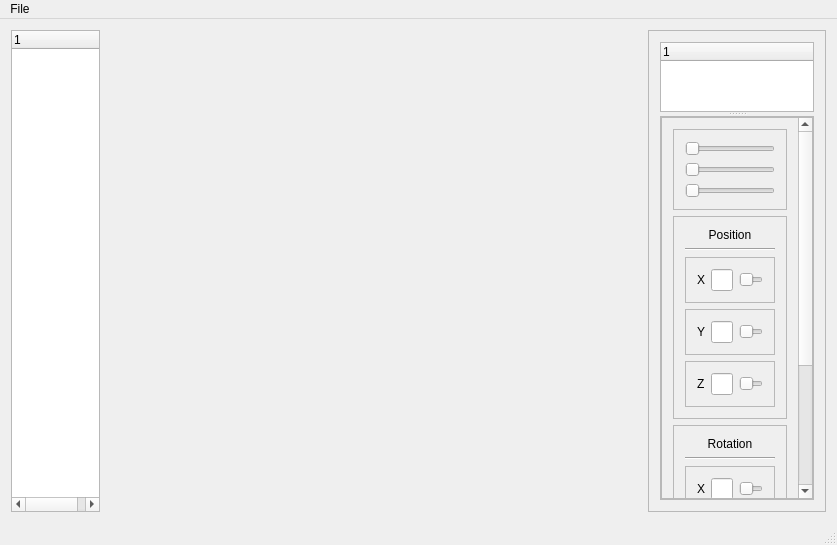
Above: apps/editor_qt/editor/mainwindow.ui from Jakub-Ciecierski/InfinityCAD before the change. Below: the same form after it.
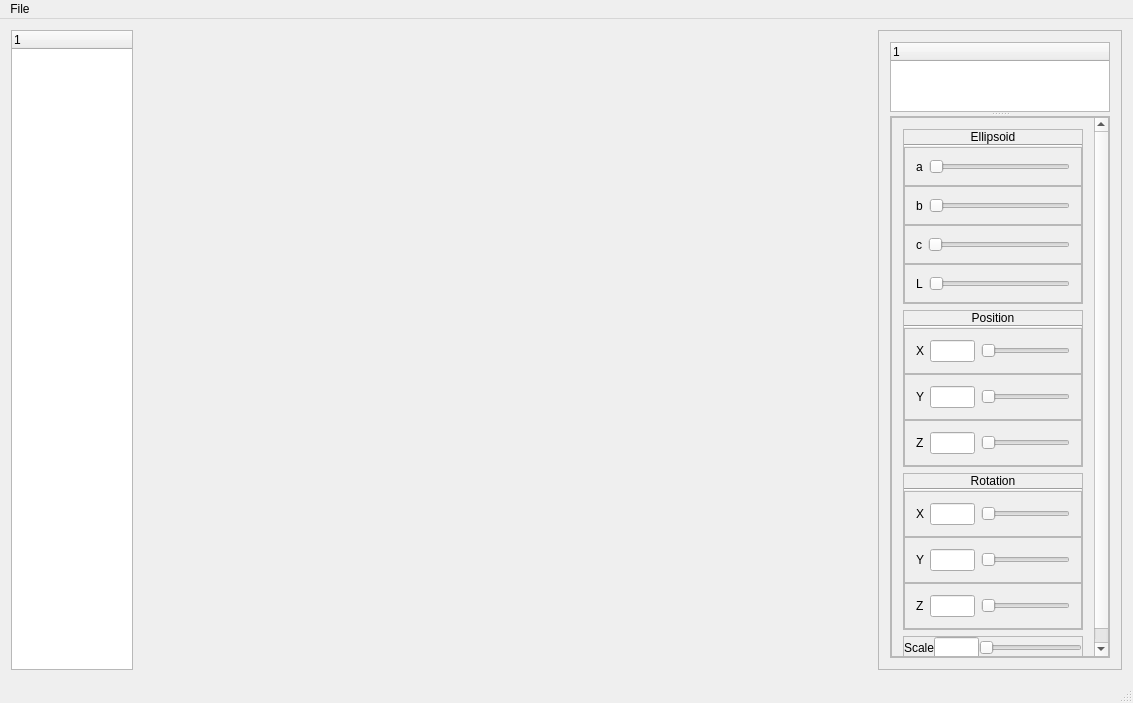
That is the form after the change. Custom widgets are drawn as their Qt base class.

The edit to the form file:
```diff
--- a/apps/editor_qt/editor/mainwindow.ui
+++ b/apps/editor_qt/editor/mainwindow.ui
@@ -6,8 +6,8 @@
    <rect>
     <x>0</x>
     <y>0</y>
-    <width>837</width>
-    <height>545</height>
+    <width>1133</width>
+    <height>703</height>
    </rect>
   </property>
   <property name="windowTitle">
@@ -112,8 +112,8 @@
                <rect>
                 <x>0</x>
                 <y>0</y>
-                <width>145</width>
-                <height>626</height>
+                <width>205</width>
+                <height>623</height>
                </rect>
               </property>
               <layout class="QVBoxLayout" name="verticalLayout_5">
@@ -126,25 +126,185 @@
                   <enum>QFrame::Raised</enum>
                  </property>
                  <layout class="QVBoxLayout" name="verticalLayout_6">
+                  <property name="spacing">
+                   <number>0</number>
+                  </property>
+                  <property name="leftMargin">
+                   <number>0</number>
+                  </property>
+                  <property name="topMargin">
+                   <number>0</number>
+                  </property>
+                  <property name="rightMargin">
+                   <number>0</number>
+                  </property>
+                  <property name="bottomMargin">
+                   <number>0</number>
+                  </property>
                   <item>
-                   <widget class="QSlider" name="ellipsoidARadiusSlider">
-                    <property name="orientation">
-                     <enum>Qt::Horizontal</enum>
+                   <widget class="QLabel" name="ellipsoidPropertiesLabel">
+                    <property name="text">
+                     <string>Ellipsoid</string>
                     </property>
+                    <property name="alignment">
+                     <set>Qt::AlignCenter</set>
+                    </property>
                    </widget>
                   </item>
                   <item>
-                   <widget class="QSlider" name="ellipsoidBRadiusSlider">
+                   <widget class="Line" name="line_3">
                     <property name="orientation">
                      <enum>Qt::Horizontal</enum>
                     </property>
                    </widget>
                   </item>
                   <item>
-                   <widget class="QSlider" name="ellipsoidCRadiusSlider">
-                    <property name="orientation">
-                     <enum>Qt::Horizontal</enum>
+                   <widget class="QFrame" name="ellipsoidARadiusFrame">
+                    <property name="sizePolicy">
+                     <sizepolicy hsizetype="Preferred" vsizetype="Preferred">
+                      <horstretch>5</horstretch>
+                      <verstretch>5</verstretch>
+                     </sizepolicy>
                     </property>
+                    <property name="frameShape">
+                     <enum>QFrame::StyledPanel</enum>
+                    </property>
+                    <property name="frameShadow">
+                     <enum>QFrame::Raised</enum>
+                    </property>
+                    <layout class="QHBoxLayout" name="horizontalLayout_9">
+                     <item>
+                      <widget class="QLabel" name="ellipsoidARadiusLabel">
+                       <property name="maximumSize">
+                        <size>
+                         <width>15</width>
+                         <height>15</height>
+                        </size>
+                       </property>
+                       <property name="text">
+                        <string>a</string>
+                       </property>
+                      </widget>
+                     </item>
+                     <item>
+                      <widget class="QSlider" name="ellipsoidARadiusSlider">
+                       <property name="maximum">
+                        <number>99</number>
+                       </property>
+                       <property name="orientation">
+                        <enum>Qt::Horizontal</enum>
+                       </property>
+                      </widget>
+                     </item>
+                    </layout>
+                   </widget>
+                  </item>
+                  <item>
+                   <widget class="QFrame" name="ellipsoidBRadiusFrame">
+                    <property name="sizePolicy">
+                     <sizepolicy hsizetype="Preferred" vsizetype="Preferred">
+                      <horstretch>5</horstretch>
+                      <verstretch>5</verstretch>
+                     </sizepolicy>
+                    </property>
+                    <property name="frameShape">
+                     <enum>QFrame::StyledPanel</enum>
+                    </property>
+                    <property name="frameShadow">
+                     <enum>QFrame::Raised</enum>
+                    </property>
+                    <layout class="QHBoxLayout" name="horizontalLayout_10">
+                     <item>
+                      <widget class="QLabel" name="ellipsoidBRadiusLabel">
+                       <property name="maximumSize">
+                        <size>
+                         <width>15</width>
+                         <height>15</height>
+                        </size>
+                       </property>
+                       <property name="text">
+                        <string>b</string>
+                       </property>
+                      </widget>
+                     </item>
+                     <item>
+                      <widget class="QSlider" name="ellipsoidBRadiusSlider">
+                       <property name="orientation">
+                        <enum>Qt::Horizontal</enum>
+                       </property>
+                      </widget>
+                     </item>
+                    </layout>
+                   </widget>
+                  </item>
+                  <item>
+                   <widget class="QFrame" name="ellipsoidCRadiusFrame">
+                    <property name="sizePolicy">
+                     <sizepolicy hsizetype="Preferred" vsizetype="Preferred">
+                      <horstretch>5</horstretch>
+                      <verstretch>5</verstretch>
+                     </sizepolicy>
+                    </property>
+                    <property name="frameShape">
+                     <enum>QFrame::StyledPanel</enum>
+                    </property>
+                    <property name="frameShadow">
+                     <enum>QFrame::Raised</enum>
+                    </property>
+                    <layout class="QHBoxLayout" name="horizontalLayout_11">
+                     <item>
+                      <widget class="QLabel" name="ellipsoidCRadiusLabel">
+                       <property name="maximumSize">
+                        <size>
+                         <width>15</width>
+                         <height>15</height>
+                        </size>
+                       </property>
+                       <property name="text">
+                        <string>c</string>
+                       </property>
+                      </widget>
+                     </item>
+                     <item>
+                      <widget class="QSlider" name="ellipsoidCRadiusSlider">
+                       <property name="orientation">
+                        <enum>Qt::Horizontal</enum>
+                       </property>
+                      </widget>
+                     </item>
+                    </layout>
+                   </widget>
+                  </item>
+                  <item>
+                   <widget class="QFrame" name="rayLightIntensityFrame">
+                    <property name="frameShape">
+                     <enum>QFrame::StyledPanel</enum>
+                    </property>
+                    <property name="frameShadow">
+                     <enum>QFrame::Raised</enum>
+                    </property>
+                    <layout class="QHBoxLayout" name="horizontalLayout_12">
+                     <item>
+                      <widget class="QLabel" name="rayLightIntensityLabel">
+                       <property name="maximumSize">
+                        <size>
+                         <width>15</width>
+                         <height>15</height>
+                        </size>
+                       </property>
+                       <property name="text">
+                        <string>L</string>
+                       </property>
+                      </widget>
+                     </item>
+                     <item>
+                      <widget class="QSlider" name="rayLightIntensitySlider">
+                       <property name="orientation">
+                        <enum>Qt::Horizontal</enum>
+                       </property>
+                      </widget>
+                     </item>
+                    </layout>
                    </widget>
                   </item>
                  </layout>
@@ -168,6 +328,21 @@
                   <number>1</number>
                  </property>
                  <layout class="QVBoxLayout" name="verticalLayout_3">
+                  <property name="spacing">
+                   <number>0</number>
+                  </property>
+                  <property name="leftMargin">
+                   <number>0</number>
+                  </property>
+                  <property name="topMargin">
+                   <number>0</number>
+                  </property>
+                  <property name="rightMargin">
+                   <number>0</number>
+                  </property>
+                  <property name="bottomMargin">
+                   <number>0</number>
+                  </property>
                   <item>
                    <widget class="QLabel" name="positionLabel">
                     <property name="sizePolicy">
@@ -347,6 +522,21 @@
                   <enum>QFrame::Raised</enum>
                  </property>
                  <layout class="QVBoxLayout" name="verticalLayout_4">
+                  <property name="spacing">
+                   <number>0</number>
+                  </property>
+                  <property name="leftMargin">
+                   <number>0</number>
+                  </property>
+                  <property name="topMargin">
+                   <number>0</number>
+                  </property>
+                  <property name="rightMargin">
+                   <number>0</number>
+                  </property>
+                  <property name="bottomMargin">
+                   <number>0</number>
+                  </property>
                   <item>
                    <widget class="QLabel" name="label_5">
                     <property name="text">
@@ -519,6 +709,21 @@
                   <enum>QFrame::Raised</enum>
                  </property>
                  <layout class="QHBoxLayout" name="horizontalLayout_8">
+                  <property name="spacing">
+                   <number>0</number>
+                  </property>
+                  <property name="leftMargin">
+                   <number>0</number>
+                  </property>
+                  <property name="topMargin">
+                   <number>0</number>
+                  </property>
+                  <property name="rightMargin">
+                   <number>0</number>
+                  </property>
+                  <property name="bottomMargin">
+                   <number>0</number>
+                  </property>
                   <item>
                    <widget class="QLabel" name="scaleLabel">
                     <property name="text">
@@ -564,7 +769,7 @@
     <rect>
      <x>0</x>
      <y>0</y>
-     <width>837</width>
+     <width>1133</width>
      <height>25</height>
     </rect>
    </property>
```
Left out of the diff: 76 changed lines with no effect on the pictures.
